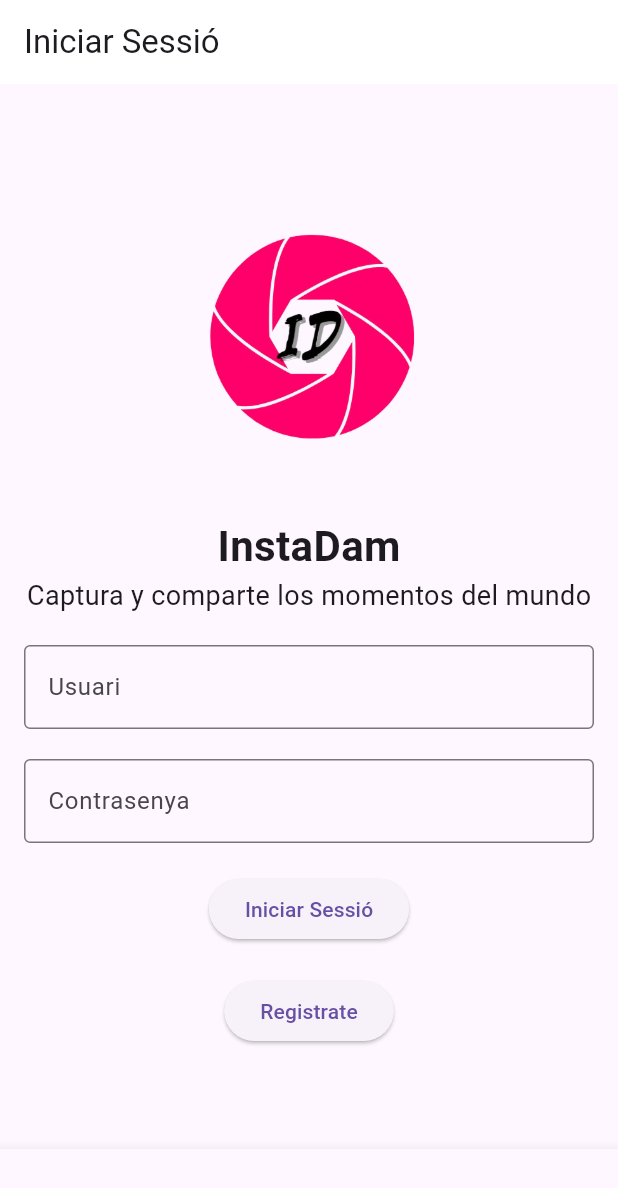
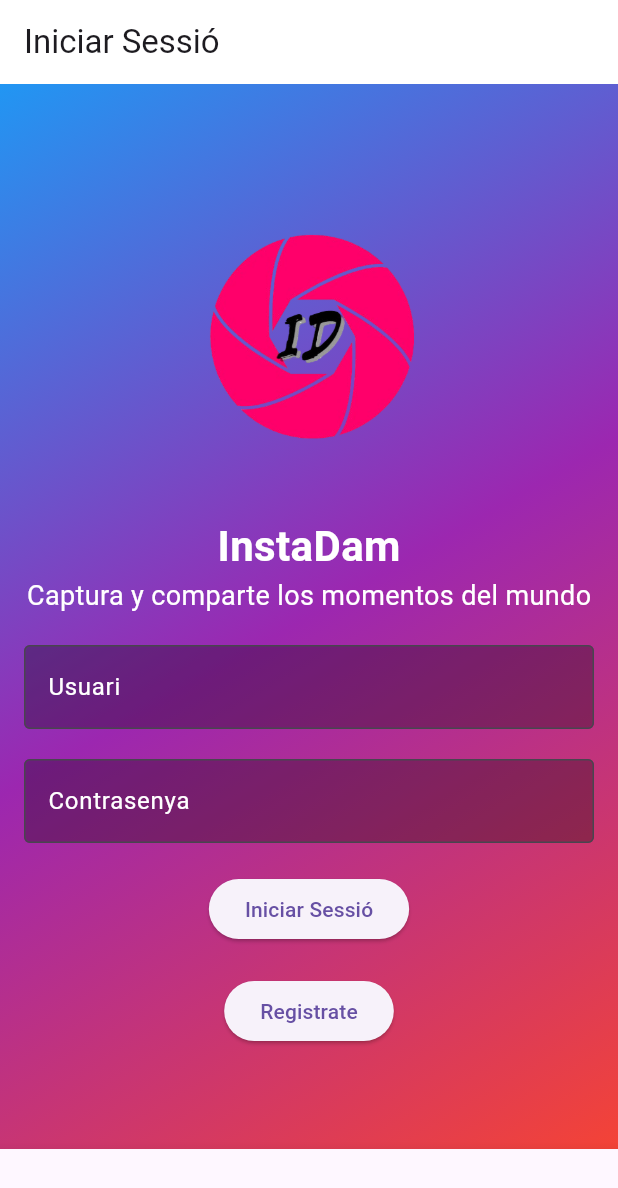
Before and after one commit to zippy44yt/instadam, a Flutter app: the screen it shows after launch, on a phone screen of 412 x 824 dp. Shown: the top 1188 px of the screen. Run offline on Flutter 3.47's test engine with Material 3 defaults, Android fonts, the phone set to English and light mode, and no system bars; our stand-ins replace shared_preferences.

Commit message:
fondoLogin
fondo degradado1 login

```diff
--- a/lib/Login_instadam.dart
+++ b/lib/Login_instadam.dart
@@ -17,7 +17,15 @@ class _LoginScreenState extends State<LoginScreen> {
         title: Text('Iniciar Sessió'),
         backgroundColor: Color(0xFFFFFFFF),
       ),
-      body: Padding(
+      body: Container(
+        decoration: BoxDecoration(
+          gradient: LinearGradient(
+            colors: [Colors.blue, Colors.purple, Colors.red],
+            begin: Alignment.topLeft,
+            end: Alignment.bottomRight,
+          ),
+        ),
+        child: Padding(
           padding: const EdgeInsets.all(16.0),
           child: Column(
             mainAxisAlignment: MainAxisAlignment.center,
@@ -26,19 +34,23 @@ class _LoginScreenState extends State<LoginScreen> {
               SizedBox(height: 20),
               Text(
                 'InstaDam',
-              style: TextStyle(fontSize: 28, fontWeight: FontWeight.bold),
+                style: TextStyle(fontSize: 28, fontWeight: FontWeight.bold, color: Colors.white),
               ),
               Text(
                 'Captura y comparte los momentos del mundo',
-              style: TextStyle(fontSize: 18, fontWeight: FontWeight.normal),
+                style: TextStyle(fontSize: 18, fontWeight: FontWeight.normal, color: Colors.white),
               ),
               SizedBox(height: 20),
               TextField(
                 controller: _controller,
                 decoration: InputDecoration(
                   labelText: 'Usuari',
+                  labelStyle: TextStyle(color: Colors.white),
                   border: OutlineInputBorder(),
                   hintText: 'Introdueix el teu Usuari',
+                  hintStyle: TextStyle(color: Colors.white),
+                  filled: true,
+                  fillColor: Colors.black.withOpacity(0.3),
                 ),
               ),
               SizedBox(height: 20),
@@ -46,8 +58,12 @@ class _LoginScreenState extends State<LoginScreen> {
                 controller: _controller,
                 decoration: InputDecoration(
                   labelText: 'Contrasenya',
+                  labelStyle: TextStyle(color: Colors.white),
                   border: OutlineInputBorder(),
                   hintText: 'Introdueix la teva Contrasenya',
+                  hintStyle: TextStyle(color: Colors.white),
+                  filled: true,
+                  fillColor: Colors.black.withOpacity(0.3),
                 ),
               ),
               SizedBox(height: 20),
@@ -75,6 +91,7 @@ class _LoginScreenState extends State<LoginScreen> {
             ],
           ),
         ),
+      ),
     );
   }
 }
```
Also changed, not shown: pubspec.yaml (+0 -71 lines). Lines whose indentation alone changed are shown as unchanged.
